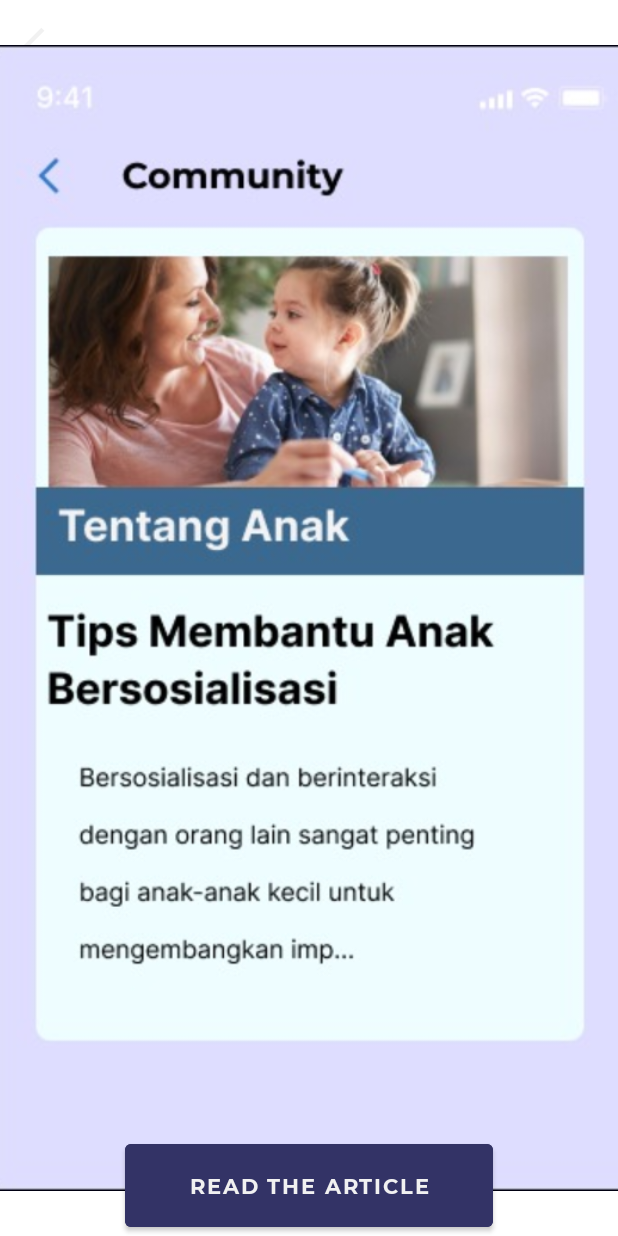
After one commit to jusriyani/Educhild, an Android app: the CommunityActivity screen opened directly, with no data from a screen before it, on a phone screen of 412 x 824 dp. The commit adds this screen. Run offline under Robolectric (Android 15) with nearby library versions, the phone set to English and light mode, and no system bars.

Commit message:
Add Article and Community Screen

```diff
--- a/app/src/main/AndroidManifest.xml
+++ b/app/src/main/AndroidManifest.xml
@@ -9,7 +9,9 @@
         android:roundIcon="@mipmap/ic_launcher_round"
         android:supportsRtl="true"
         android:theme="@style/Theme.Educhild">
-        <activity android:name=".BodyActivity"></activity>
+        <activity android:name=".ArticleActivity"></activity>
+        <activity android:name=".CommunityActivity" />
+        <activity android:name=".BodyActivity" />
         <activity android:name=".NumberActivity" />
         <activity
             android:name=".QuizActivity"
--- /dev/null
+++ b/app/src/main/java/com/example/educhild/CommunityActivity.java
@@ -0,0 +1,24 @@
+package com.example.educhild;
+
+import androidx.appcompat.app.AppCompatActivity;
+
+import android.content.Intent;
+import android.os.Bundle;
+import android.view.View;
+
+public class CommunityActivity extends AppCompatActivity {
+
+    @Override
+    protected void onCreate(Bundle savedInstanceState) {
+        super.onCreate(savedInstanceState);
+        setContentView(R.layout.activity_community);
+    }
+    public void backToHome(View view){
+        Intent myIntent = new Intent(this, MainActivity.class);
+        startActivity(myIntent);
+    }
+    public void readArticle(View view){
+        Intent myIntent = new Intent(this, ArticleActivity.class);
+        startActivity(myIntent);
+    }
+}
--- a/app/src/main/java/com/example/educhild/MainActivity.java
+++ b/app/src/main/java/com/example/educhild/MainActivity.java
@@ -44,4 +44,8 @@ public class MainActivity extends AppCompatActivity {
         Intent myIntent = new Intent(this, AdventureActivity.class);
         startActivity(myIntent);
     }
+    public void parentsArea(View view){
+       Intent myIntent = new Intent(this, CommunityActivity.class);
+       startActivity(myIntent);
+    }
 }
--- /dev/null
+++ b/app/src/main/res/layout/activity_community.xml
@@ -0,0 +1,44 @@
+<?xml version="1.0" encoding="utf-8"?>
+<androidx.constraintlayout.widget.ConstraintLayout xmlns:android="http://schemas.android.com/apk/res/android"
+    xmlns:app="http://schemas.android.com/apk/res-auto"
+    xmlns:tools="http://schemas.android.com/tools"
+    android:layout_width="match_parent"
+    android:layout_height="match_parent"
+    tools:context=".CommunityActivity">
+
+    <Button
+        android:id="@+id/button4"
+        android:layout_width="245dp"
+        android:layout_height="67dp"
+        android:backgroundTint="#333366"
+        android:text="Read the Article"
+        android:fontFamily="@font/montserrat_bold"
+        android:textAlignment="center"
+        android:onClick="readArticle"
+        app:layout_constraintBottom_toBottomOf="parent"
+        app:layout_constraintEnd_toEndOf="parent"
+        app:layout_constraintStart_toStartOf="parent"
+        app:layout_constraintTop_toTopOf="parent"
+        app:layout_constraintVertical_bias="1.0" />
+
+    <ImageView
+        android:layout_width="28dp"
+        android:layout_height="28dp"
+        android:onClick="backToHome"
+        android:src="@drawable/ic_back"
+        android:layout_marginLeft="16dp"
+        android:layout_marginTop="16dp"
+        app:layout_constraintStart_toStartOf="parent"
+        app:layout_constraintTop_toTopOf="parent" />
+
+    <ImageView
+        android:id="@+id/imageView27"
+        android:layout_width="457dp"
+        android:layout_height="764dp"
+        app:layout_constraintBottom_toBottomOf="parent"
+        app:layout_constraintEnd_toEndOf="parent"
+        app:layout_constraintStart_toStartOf="parent"
+        app:layout_constraintTop_toTopOf="parent"
+        app:srcCompat="@drawable/community" />
+
+</androidx.constraintlayout.widget.ConstraintLayout>
--- a/app/src/main/res/layout/activity_main.xml
+++ b/app/src/main/res/layout/activity_main.xml
@@ -123,7 +123,8 @@
                 android:fontFamily="@font/montserrat_bold"
                 android:text="Go to parents area"
                 android:textAlignment="center"
-                android:textStyle="bold" />
+                android:textStyle="bold"
+                android:onClick="parentsArea"/>
         </RelativeLayout>
 
         <RelativeLayout
```
Also changed, not shown: app/src/main/java/com/example/educhild/ArticleActivity.java (added, +24 -0 lines), app/src/main/res/layout/activity_article.xml (added, +42 -0 lines), app/src/main/res/drawable-v24/article_2.jpeg (added), app/src/main/res/drawable-v24/community.jpeg (added).
